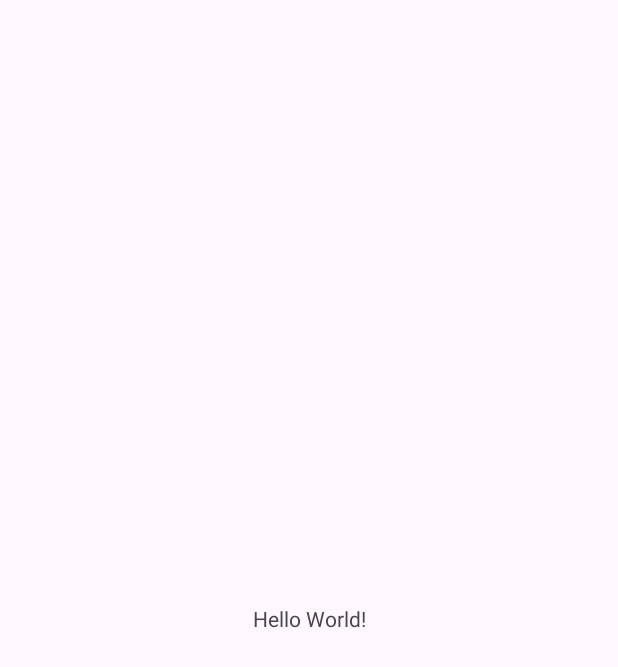
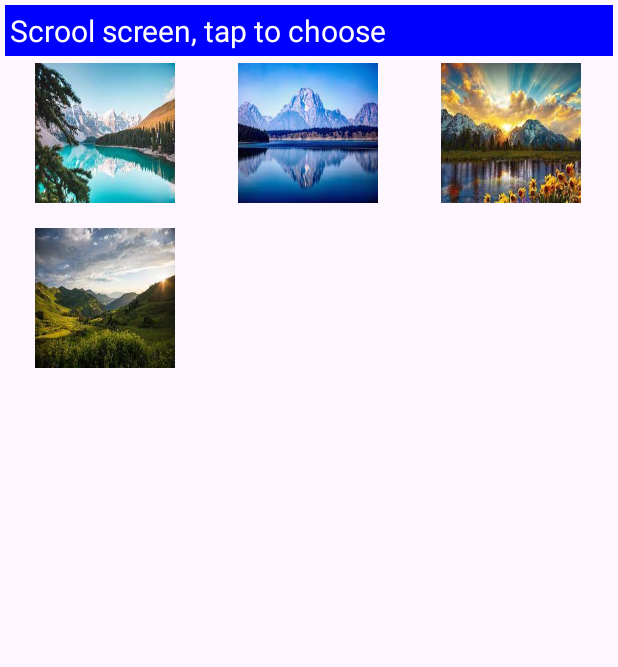
Before and after one commit to nhatphong5954/Project_Album, an Android app: the screen it shows after launch (MainActivity), on a phone screen of 412 x 824 dp. Before the commit the part shown is almost empty. Shown: the top 667 px of the screen. Run offline under Robolectric (Android 15) with nearby library versions, the phone set to English and light mode, and no system bars.

Commit message:
Main Activity build

```diff
--- a/app/src/main/java/com/example/project_album/MainActivity.java
+++ b/app/src/main/java/com/example/project_album/MainActivity.java
@@ -2,19 +2,24 @@ package com.example.project_album;
 
 import androidx.appcompat.app.AppCompatActivity;
 
+import android.app.Activity;
 import android.os.Bundle;
 import android.view.View;
+import android.widget.AdapterView;
 import android.widget.Button;
+import android.widget.GridView;
 import android.widget.ImageView;
 import android.widget.TextView;
 
-public class MainActivity extends AppCompatActivity {
+public class MainActivity extends Activity {
+    GridView gridview;
     TextView txtSoloMsg;
     ImageView imgSoloPhoto;
     Button btnSoloBack, btnDelete;
     Bundle myOriginalMemoryBundle;
-    String[] items={"Image 1","Image 2"};
-    Integer[] largeImages;
+    String[] items={"Image 1","Image 2","Image 3","Image 4"};
+    Integer[] thumbnails = {R.drawable.lake_1, R.drawable.lake_2, R.drawable.lake_3, R.drawable.mountain_1};
+    Integer[] largeImages = {R.drawable.lake_1, R.drawable.lake_2, R.drawable.lake_3, R.drawable.mountain_1};
 
 
 
@@ -22,6 +27,12 @@ public class MainActivity extends AppCompatActivity {
     protected void onCreate(Bundle savedInstanceState) {
         super.onCreate(savedInstanceState);
         setContentView(R.layout.activity_main);
+        gridview = (GridView) findViewById(R.id.gv_ListItems);
+        gridview.setAdapter(new MyImageAdapter(this, thumbnails));
+        gridview.setOnItemClickListener(new AdapterView.OnItemClickListener() {
+            @Override
+            public void onItemClick(AdapterView<?> parent, View view, int position, long id) { showBigScreen(position); }
+        });
     }
     private void showBigScreen(int position) {
         // show the selected picture as a single frame in the second layout
--- /dev/null
+++ b/app/src/main/java/com/example/project_album/MyImageAdapter.java
@@ -0,0 +1,36 @@
+package com.example.project_album;
+
+import android.content.Context;
+import android.view.View;
+import android.view.ViewGroup;
+import android.widget.BaseAdapter;
+import android.widget.GridView;
+import android.widget.ImageView;
+
+// This custom adapter populates the GridView with a visual representation of each thumbnail in the input data set. It also implements a method -getView()- to access individual cells in the GridView.
+public class MyImageAdapter extends BaseAdapter {
+    private Context context; // main activity’s context
+    Integer[] smallImages; // thumbnail data set
+    public MyImageAdapter(Context mainActivityContext, Integer[] thumbnails) { context = mainActivityContext; smallImages = thumbnails; }
+    // how many entries are there in the data set?
+    public int getCount() { return smallImages.length; }
+    // what is in a given 'position' in the data set?
+    public Object getItem(int position) { return smallImages[position]; }
+    // what is the ID of data item in given 'position‘?
+    public long getItemId(int position) { return position; }
+    // create a view for each thumbnail in the data set, add it to gridview
+    public View getView(int position, View convertView, ViewGroup parent) {
+        ImageView imageView;
+// if possible, reuse (convertView) image already held in cache
+        if (convertView == null) {
+// no previous version of thumbnail held in the scrapview holder define entry in res/values/dimens.xml for grid height,width in dips <dimen name="gridview_size">100dp</dimen>
+// setLayoutParams will do conversion to physical pixels
+            imageView = new ImageView(context);
+            int gridsize = context.getResources().getDimensionPixelOffset(R.dimen.gridview_size);
+            imageView.setLayoutParams(new GridView.LayoutParams(gridsize, gridsize)); imageView.setScaleType(ImageView.ScaleType.FIT_XY); imageView.setPadding(5, 5, 5, 5);
+        }
+        else { imageView = (ImageView) convertView; }
+        imageView.setImageResource(smallImages[position]); imageView.setId(position);
+        return imageView;
+    }//getView
+}//MyImageAdapter
--- a/app/src/main/res/layout/activity_main.xml
+++ b/app/src/main/res/layout/activity_main.xml
@@ -1,18 +1,24 @@
 <?xml version="1.0" encoding="utf-8"?>
-<androidx.constraintlayout.widget.ConstraintLayout xmlns:android="http://schemas.android.com/apk/res/android"
-    xmlns:app="http://schemas.android.com/apk/res-auto"
-    xmlns:tools="http://schemas.android.com/tools"
+<LinearLayout xmlns:android="http://schemas.android.com/apk/res/android"
     android:layout_width="match_parent"
     android:layout_height="match_parent"
-    tools:context=".MainActivity">
-
-    <TextView
-        android:layout_width="wrap_content"
-        android:layout_height="wrap_content"
-        android:text="Hello World!"
-        app:layout_constraintBottom_toBottomOf="parent"
-        app:layout_constraintEnd_toEndOf="parent"
-        app:layout_constraintStart_toStartOf="parent"
-        app:layout_constraintTop_toTopOf="parent" />
-
-</androidx.constraintlayout.widget.ConstraintLayout>
+    android:orientation="vertical"
+    android:padding="3dp" >
+<TextView android:layout_width="match_parent"
+    android:layout_height="wrap_content"
+    android:background="#ff0000ff"
+    android:padding="3dp"
+    android:text="Scrool screen, tap to choose"
+    android:textColor="#ffffffff"
+    android:textSize="20sp" />
+<GridView android:id="@+id/gv_ListItems"
+    android:layout_width="match_parent"
+    android:layout_height="match_parent"
+    android:layout_margin="1dp"
+    android:columnWidth="100dp"
+    android:gravity="center"
+    android:horizontalSpacing="5dp"
+    android:numColumns="auto_fit"
+    android:stretchMode="columnWidth"
+    android:verticalSpacing="10dp" />
+    </LinearLayout>
--- /dev/null
+++ b/app/src/main/res/values/dimen.xml
@@ -0,0 +1,5 @@
+<resources>
+    <dimen name="activity_horizontal_margin">16dp</dimen>
+    <dimen name="activity_vertical_margin">16dp</dimen>
+    <dimen name="gridview_size">100dp</dimen>
+</resources>
```
Also changed, not shown: app/src/main/res/drawable/lake_1.jpeg (added), app/src/main/res/drawable/lake_2.jpeg (added), app/src/main/res/drawable/lake_3.jpeg (added), app/src/main/res/drawable/mountain_1.jpeg (added).
